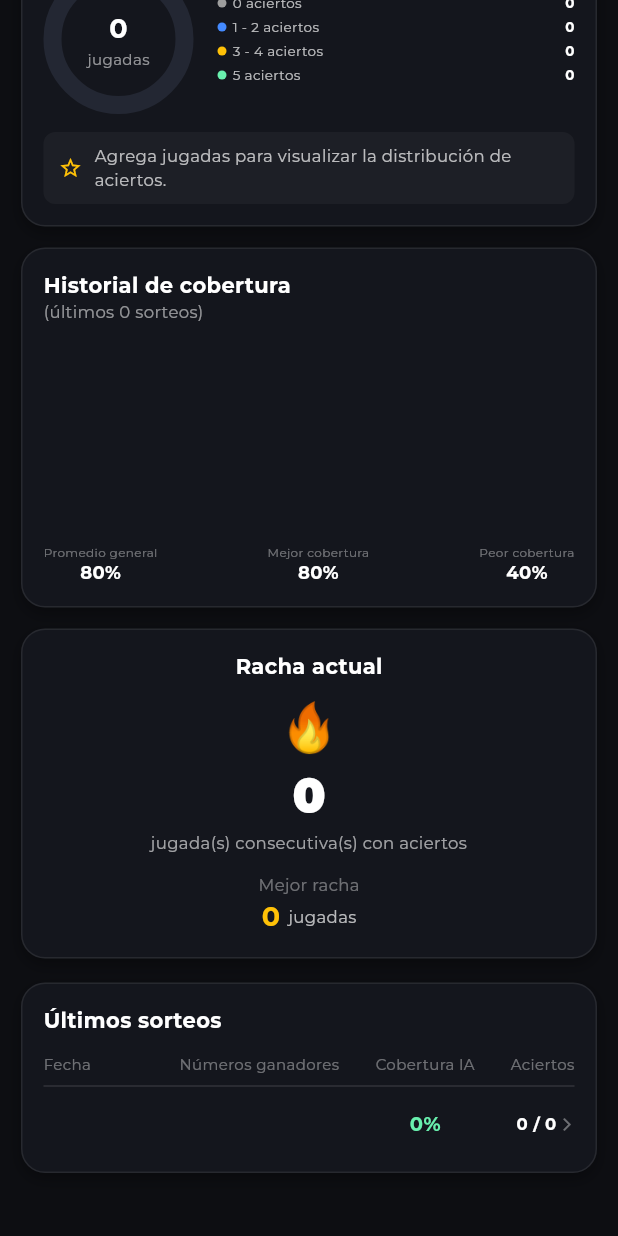
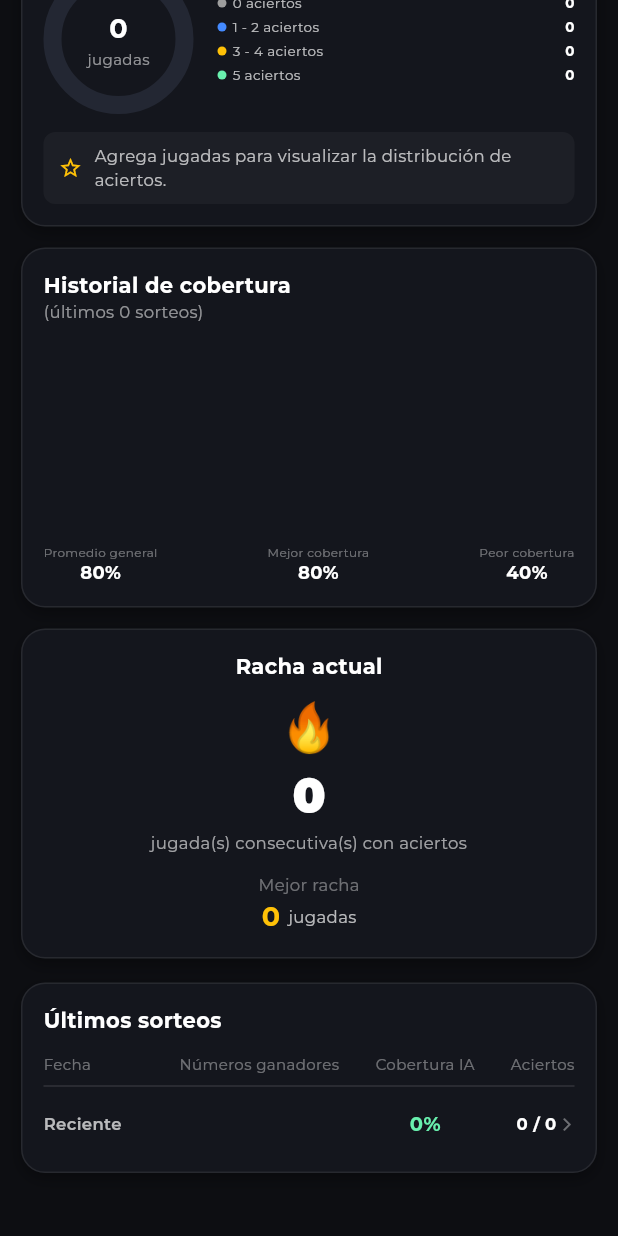
Before and after one commit to Halley1012/pry_dataloto, a Flutter app: the ResultadosDashboardScreen screen opened directly, scrolled down 913 dp, on a phone screen of 412 x 824 dp. Run offline on Flutter 3.47's test engine with Material 3 defaults, Android fonts, the phone set to English and light mode, and no system bars; our stand-ins replace firebase_core, firebase_messaging, fl_chart, flutter_local_notifications, flutter_secure_storage, font_awesome_flutter and 8 more; accounts and stored records are empty; network calls fail.

Commit message:
Refactor ResultadosDashboardScreen to be 100% dynamic without hardcoded mock fallbacks or static endpoints

```diff
--- a/dataloto/lib/screens/resultados_dashboard_screen.dart
+++ b/dataloto/lib/screens/resultados_dashboard_screen.dart
@@ -25,6 +25,7 @@ class _ResultadosDashboardScreenState extends State<ResultadosDashboardScreen> {
 
   // Estado de Datos Reales de API
   List<Map<String, dynamic>> _ultimosSorteos = [];
+  List<int> _top20List = [];
   List<int> _winningNums = [];
   int? _winningRed;
   bool _hasRevanchaData = false;
@@ -53,18 +54,14 @@ class _ResultadosDashboardScreenState extends State<ResultadosDashboardScreen> {
   }
 
   String _getRouteForLoteria(String name) {
-    final lower = name.toLowerCase();
-    if (lower.contains("baloto")) return "bloto";
-    if (lower.contains("miloto") || lower.contains("mloto")) return "mloto";
-    if (lower.contains("powerball")) return "powerball";
-    if (lower.contains("megamillions") || lower.contains("mega millions")) return "megamillions";
-    if (lower.contains("lotto america") || lower.contains("lotto_america")) return "lotto_america";
-    if (lower.contains("double play") || lower.contains("double_play")) return "double_play";
-    if (lower.contains("millionaire") || lower.contains("millionaire_life")) return "millionaire_life";
-    return "bloto";
-  }
-
-  int _getTopLimitForLoteria(String name) {
+    final clean = name.trim().toLowerCase();
+    if (clean == "baloto" || clean.contains("revancha")) return "bloto";
+    if (clean == "miloto") return "mloto";
+    // Generación dinámica de ruta para cualquier lotería nueva:
+    return clean.replaceAll(RegExp(r'[^a-z0-9_]'), '_').replaceAll(RegExp(r'_+'), '_');
+  }
+
+  int _getTopLimitForLoteria(String name, [int? totalPoolSize]) {
     final lower = name.toLowerCase();
     if (lower.contains("powerball")) return 34;
     if (lower.contains("megamillions") || lower.contains("mega millions")) return 35;
@@ -73,24 +70,23 @@ class _ResultadosDashboardScreenState extends State<ResultadosDashboardScreen> {
     if (lower.contains("millionaire") || lower.contains("millionaire_life")) return 29;
     if (lower.contains("miloto") || lower.contains("mloto")) return 20;
     if (lower.contains("colorloto")) return 10;
-    return 21; // Baloto / Revancha (index < 21 en baloto.dart)
+    if (lower.contains("baloto")) return 21;
+
+    // Para cualquier lotería futura agregada sin configuración previa:
+    if (totalPoolSize != null && totalPoolSize > 0) {
+      return (totalPoolSize / 2).round();
+    }
+    return 20;
   }
 
   Future<List<Map<String, dynamic>>> _obtenerJugadasUsuario(String loteriaName) async {
     try {
-      final lower = loteriaName.toLowerCase();
-      if (lower.contains("baloto")) {
-        final raw = await ApiService.listarJugadasBloto();
-        return List<Map<String, dynamic>>.from(raw);
-      } else if (lower.contains("miloto") || lower.contains("mloto")) {
-        final raw = await ApiService.listarJugadasMloto();
-        return List<Map<String, dynamic>>.from(raw);
-      } else {
-        final raw = await ApiService.listarJugadasGenerica(loteriaName);
-        return List<Map<String, dynamic>>.from(raw);
-      }
+      final route = _getRouteForLoteria(loteriaName);
+      // Petición 100% genérica para cualquier lotería actual o futura
+      final raw = await ApiService.listarJugadasGenerica(route);
+      return List<Map<String, dynamic>>.from(raw);
     } catch (e) {
-      debugPrint("⚠️ Error obteniendo jugadas del usuario: $e");
+      debugPrint("⚠️ Error obteniendo jugadas del usuario para $loteriaName: $e");
       return [];
     }
   }
@@ -202,6 +198,7 @@ class _ResultadosDashboardScreenState extends State<ResultadosDashboardScreen> {
       final limit = _getTopLimitForLoteria(_selectedLoteria);
       top20 = allNums.take(limit).toList();
     }
+    _top20List = top20;
     final jugadasRaw = List<Map<String, dynamic>>.from(data["jugadas"] ?? []);
 
     final bool tieneBalotaExtra = !_selectedLoteria.toLowerCase().contains("miloto") &&
@@ -1383,41 +1380,32 @@ class _ResultadosDashboardScreenState extends State<ResultadosDashboardScreen> {
             final rawDate = item["fecha"]?.toString() ?? "";
             final dateDisplay = _formatearFecha(rawDate);
 
-            List<int> nums = [];
-            if (item["numeros"] != null) {
-              nums = item["numeros"].toString().split(RegExp(r'[,\-\s]+')).map((e) => int.tryParse(e) ?? 0).where((n) => n > 0).toList();
-            } else if (item["n1"] != null) {
-              nums = [
-                int.tryParse(item["n1"].toString()) ?? 0,
-                int.tryParse(item["n2"].toString()) ?? 0,
-                int.tryParse(item["n3"].toString()) ?? 0,
-                int.tryParse(item["n4"].toString()) ?? 0,
-                int.tryParse(item["n5"].toString()) ?? 0,
-              ].where((n) => n > 0).toList();
-            }
-            if (nums.isEmpty) nums = [4, 18, 34, 9, 41];
-
+            List<int> nums = _extraerNumerosDeMap(item);
             int? red = int.tryParse(item["superbalota"]?.toString() ?? item["balota"]?.toString() ?? item["red"]?.toString() ?? "");
             if (red == null && nums.length > 5) {
               red = nums.removeLast();
             }
 
+            final main5 = nums.length > 5 ? nums.sublist(0, 5) : nums;
+            final hits = main5.where((n) => _top20List.contains(n)).length;
+            final covPercent = main5.isNotEmpty ? ((hits / main5.length) * 100).round() : 0;
+
             return {
               "fecha": dateDisplay,
               "nums": nums,
               "red": red,
-              "cobertura": "80%",
-              "aciertos": "4 / ${nums.length}",
-              "color": Colors.greenAccent,
+              "cobertura": "$covPercent%",
+              "aciertos": "$hits / ${main5.length}",
+              "color": covPercent >= 60 ? Colors.greenAccent : Colors.amber,
             };
           }).toList()
         : [
             {
-              "fecha": _fechaSorteo,
+              "fecha": _fechaSorteo.isNotEmpty ? _fechaSorteo : "Reciente",
               "nums": _winningNums,
               "red": _winningRed,
               "cobertura": "${(_coberturaPorcentaje * 100).round()}%",
-              "aciertos": "${(_coberturaPorcentaje * _winningNums.length).round()} / ${_winningNums.length}",
+              "aciertos": "$_topHitsCount / ${_winningNums.length > 5 ? 5 : _winningNums.length}",
               "color": Colors.greenAccent,
             },
           ];
```
